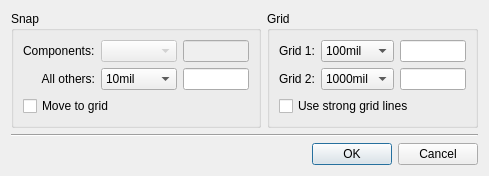
Qt form sw/ui/dlg_grid.ui (xgvargas/xeda) before a commit.
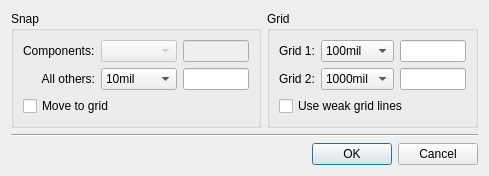
The same form after that commit. Custom widgets are drawn as their Qt base class.

Diff of the .ui file:
```diff
--- a/sw/ui/dlg_grid.ui
+++ b/sw/ui/dlg_grid.ui
@@ -434,7 +434,7 @@
         <item>
          <widget class="QCheckBox" name="chk_strong">
           <property name="text">
-           <string>Use strong grid lines</string>
+           <string>Use weak grid lines</string>
           </property>
          </widget>
         </item>
```
Left out of the diff: 2 changed lines with no effect on the pictures.
